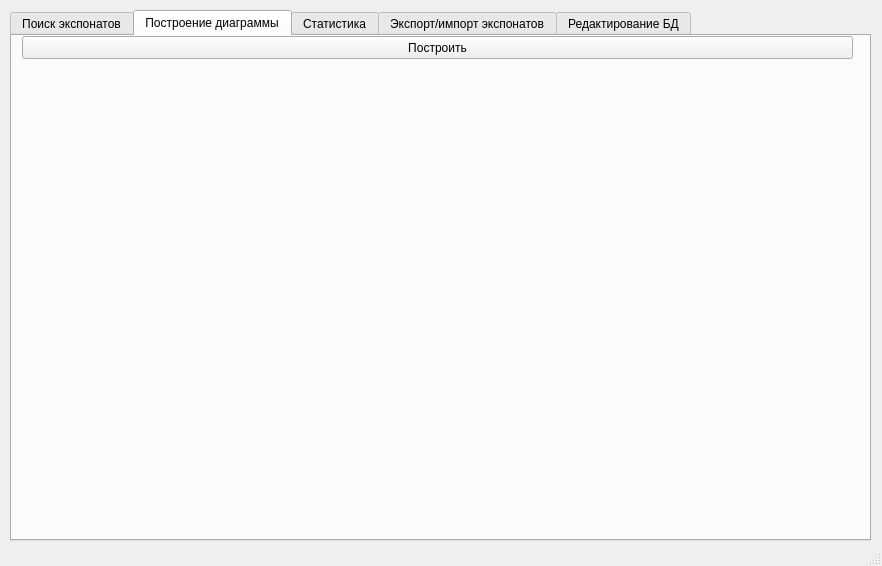
Before: the Qt Designer form UI/MainWindow.ui in greg9804/MuseumIPS, drawn with Qt 5.
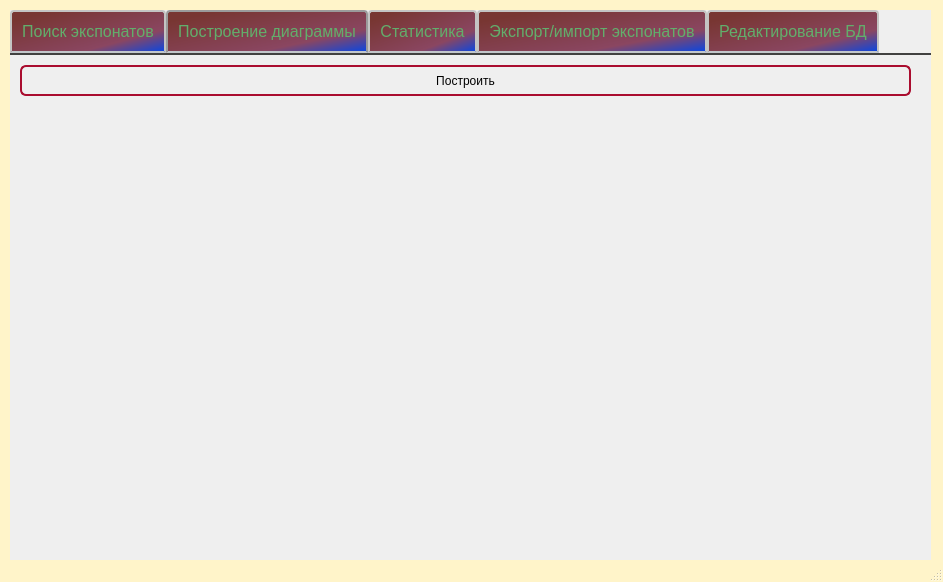
After: the same form once the commit is applied. The open tabs and pages were chosen to show the change. Icons and pictures are not drawn.

Patch:
```diff
--- a/UI/MainWindow.ui
+++ b/UI/MainWindow.ui
@@ -6,26 +6,162 @@
    <rect>
     <x>0</x>
     <y>0</y>
-    <width>882</width>
-    <height>566</height>
+    <width>943</width>
+    <height>582</height>
    </rect>
   </property>
   <property name="windowTitle">
    <string>ИПС учета коллекции музея</string>
   </property>
+  <property name="windowIcon">
+   <iconset>
+    <normaloff>icon.png</normaloff>icon.png</iconset>
+  </property>
+  <property name="styleSheet">
+   <string notr="true">QMainWindow {
+	background: rgb(255, 244, 201);
+}</string>
+  </property>
   <widget class="QWidget" name="centralwidget">
    <widget class="QWidget" name="verticalLayoutWidget">
     <property name="geometry">
      <rect>
       <x>10</x>
       <y>10</y>
-      <width>861</width>
-      <height>531</height>
+      <width>921</width>
+      <height>551</height>
      </rect>
     </property>
     <layout class="QVBoxLayout" name="verticalLayout">
      <item>
       <widget class="QTabWidget" name="tabWidget">
+       <property name="font">
+        <font>
+         <family>Tahoma</family>
+         <pointsize>12</pointsize>
+        </font>
+       </property>
+       <property name="autoFillBackground">
+        <bool>true</bool>
+       </property>
+       <property name="styleSheet">
+        <string notr="true">QTabWidget::pane { /* The tab widget frame */
+    border-top: 2px solid rgb(65, 65, 64);
+    position: absolute;
+    top: -0.5em;
+}
+
+QTabWidget::tab-bar {
+    alignment: center;
+}
+
+/* Style the tab using the tab sub-control. Note that
+    it reads QTabBar _not_ QTabWidget */
+QTabBar::tab {
+	background: qlineargradient(spread:pad, x1:0, y1:0, x2:1, y2:1, stop:0.130682 rgba(120, 54, 50, 255), stop:0.715909 rgba(138, 70, 97, 255), stop:1 rgba(0, 70, 235, 255));
+    border: 2px solid #C4C4C3;
+    border-bottom-color: #C2C7CB; /* same as the pane color */
+    border-top-left-radius: 4px;
+    border-top-right-radius: 4px;
+    min-width: 8ex;
+    padding: 10px;
+	color: rgb(98, 174, 107);
+}
+
+QTabBar::tab:selected, QTabBar::tab:hover {
+    background: qlineargradient(x1: 0, y1: 0, x2: 0, y2: 1,
+                                stop: 0 #fafafa, stop: 0.4 #f4f4f4,
+                                stop: 0.5 #e7e7e7, stop: 1.0 #fafafa);
+}
+
+QTabBar::tab:selected {
+    border-color: #9B9B9B;
+    border-bottom-color: #C2C7CB; /* same as pane color */
+}
+
+QLabel {
+	color: rgb(9, 69, 121); 
+	font: 12pt &quot;Tahoma&quot;;
+}
+
+QPushButton {
+	
+	font: 14pt &quot;Tahoma&quot;;
+    border: 2px solid rgb(170, 13, 47);
+    border-radius: 6px;
+    background-color: qlineargradient(x1: 0, y1: 0, x2: 0, y2: 1,
+                                      stop: 0 #f6f7fa, stop: 1 #dadbde);
+    min-width: 80px;
+}
+
+QPushButton:hover {
+    background-color: rgb(170, 13, 47);
+	color: rgb(0, 255, 255);
+}
+
+QPushButton:pressed {
+    background-color: qlineargradient(x1: 0, y1: 0, x2: 0, y2: 1,
+                                      stop: 0 #dadbde, stop: 1 #f6f7fa);
+	color: rgb(255, 85, 0);
+}
+
+QPushButton:flat {
+    border: none; /* no border for a flat push button */
+}
+
+QPushButton:default {
+    border-color: navy; /* make the default button prominent */
+}
+
+QComboBox {
+    border: 1px solid  rgb(0, 255, 255);
+    border-radius: 1px;
+    padding: 5px 15px 5px 3px;
+    min-width: 6em;
+	font: 12pt &quot;Tahoma&quot;;
+	color: rgb(56, 112, 0);
+}
+
+QComboBox:editable {
+    background: white;
+}
+
+QComboBox:!editable, QComboBox::drop-down:editable {
+     background: qlineargradient(x1: 0, y1: 0, x2: 0, y2: 1,
+                                 stop: 0 #E1E1E1, stop: 0.4 #DDDDDD,
+                                 stop: 0.5 #D8D8D8, stop: 1.0 #D3D3D3);
+}
+
+/* QComboBox gets the &quot;on&quot; state when the popup is open */
+QComboBox:!editable:on, QComboBox::drop-down:editable:on {
+    background: qlineargradient(x1: 0, y1: 0, x2: 0, y2: 1,
+                                stop: 0 #D3D3D3, stop: 0.4 #D8D8D8,
+                                stop: 0.5 #DDDDDD, stop: 1.0 #E1E1E1);
+}
+
+QComboBox:on { /* shift the text when the popup opens */
+    padding-top: 3px;
+    padding-left: 4px;
+}
+
+QComboBox::drop-down {
+    subcontrol-origin: padding;
+    subcontrol-position: top right;
+    width: 15px;
+
+    border-left-width: 1px;
+    border-left-color: darkgray;
+    border-left-style: solid; /* just a single line */
+    border-top-right-radius: 3px; /* same radius as the QComboBox */
+    border-bottom-right-radius: 3px;
+}
+
+
+QComboBox::down-arrow:on { /* shift the arrow when popup is open */
+    top: 1px;
+    left: 1px;
+}</string>
+       </property>
        <property name="currentIndex">
         <number>0</number>
        </property>
@@ -262,9 +398,9 @@
          <property name="geometry">
           <rect>
            <x>10</x>
-           <y>30</y>
-           <width>831</width>
-           <height>461</height>
+           <y>50</y>
+           <width>891</width>
+           <height>441</height>
           </rect>
          </property>
          <layout class="QVBoxLayout" name="verticalLayout_2"/>
@@ -273,9 +409,9 @@
          <property name="geometry">
           <rect>
            <x>10</x>
-           <y>0</y>
-           <width>831</width>
-           <height>23</height>
+           <y>10</y>
+           <width>891</width>
+           <height>31</height>
           </rect>
          </property>
          <property name="text">
```
Left out of the diff: 25 changed lines with no effect on the pictures.
